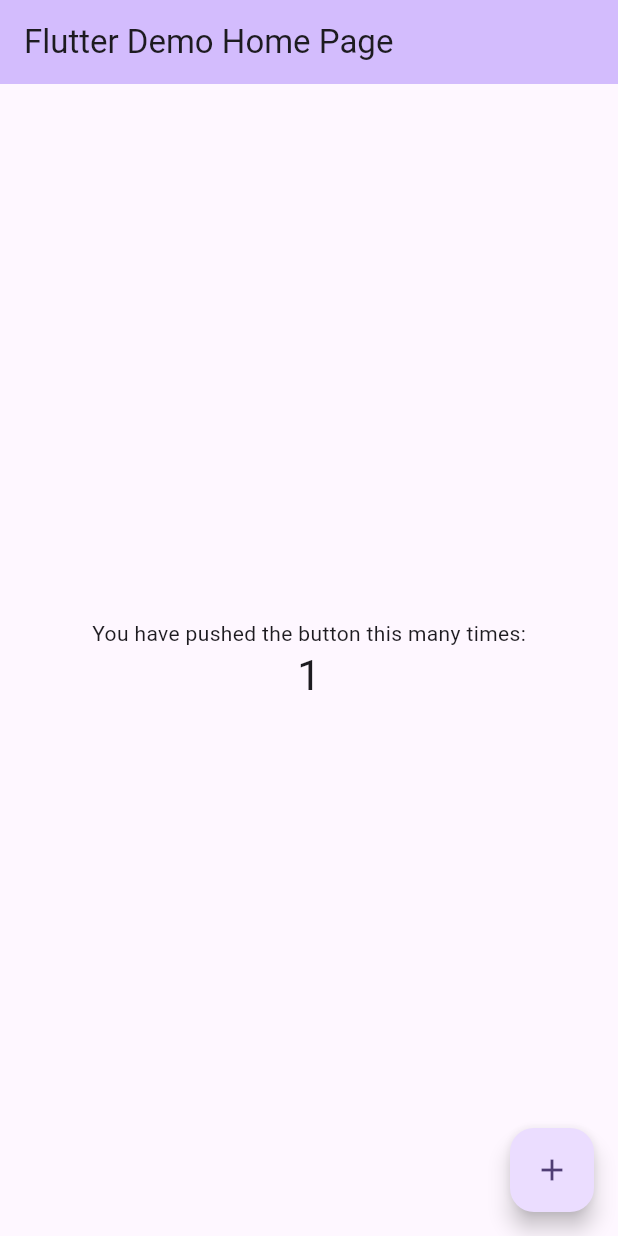
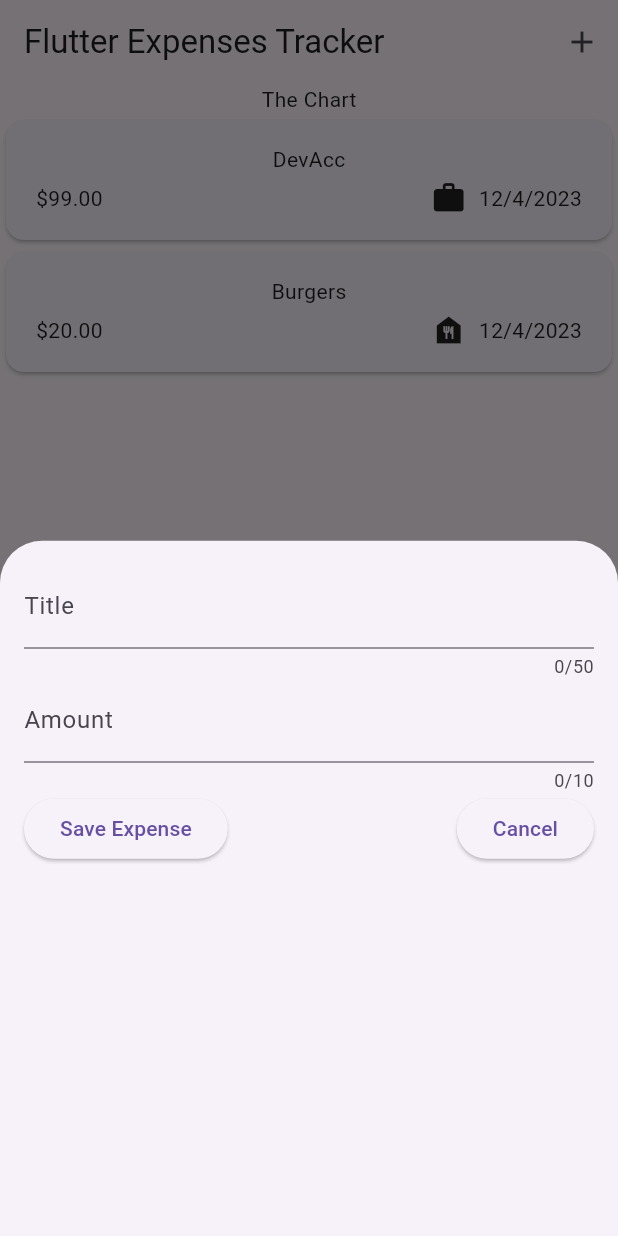
Before and after one commit to Moayad-H/E-xpenseTracker, a Flutter app: the screen it shows after launch, after a tap on the "add" icon, on a phone screen of 412 x 824 dp. Run offline on Flutter 3.47's test engine with Material 3 defaults, Android fonts, the phone set to English and light mode, and no system bars.

Commit message:
added cards with dummy data, and added appbar with action

```diff
--- a/tracker_app/lib/main.dart
+++ b/tracker_app/lib/main.dart
@@ -1,125 +1,9 @@
 import 'package:flutter/material.dart';
+import 'widgets/expenses.dart';
 
 void main() {
-  runApp(const MyApp());
+  runApp(MaterialApp(
+      theme: ThemeData(useMaterial3: true),
+      home: const Expenses() //Add main widget,
+      ));
 }
-
-class MyApp extends StatelessWidget {
-  const MyApp({super.key});
-
-  // This widget is the root of your application.
-  @override
-  Widget build(BuildContext context) {
-    return MaterialApp(
-      title: 'Flutter Demo',
-      theme: ThemeData(
-        // This is the theme of your application.
-        //
-        // TRY THIS: Try running your application with "flutter run". You'll see
-        // the application has a blue toolbar. Then, without quitting the app,
-        // try changing the seedColor in the colorScheme below to Colors.green
-        // and then invoke "hot reload" (save your changes or press the "hot
-        // reload" button in a Flutter-supported IDE, or press "r" if you used
-        // the command line to start the app).
-        //
-        // Notice that the counter didn't reset back to zero; the application
-        // state is not lost during the reload. To reset the state, use hot
-        // restart instead.
-        //
-        // This works for code too, not just values: Most code changes can be
-        // tested with just a hot reload.
-        colorScheme: ColorScheme.fromSeed(seedColor: Colors.deepPurple),
-        useMaterial3: true,
-      ),
-      home: const MyHomePage(title: 'Flutter Demo Home Page'),
-    );
-  }
-}
-
-class MyHomePage extends StatefulWidget {
-  const MyHomePage({super.key, required this.title});
-
-  // This widget is the home page of your application. It is stateful, meaning
-  // that it has a State object (defined below) that contains fields that affect
-  // how it looks.
-
-  // This class is the configuration for the state. It holds the values (in this
-  // case the title) provided by the parent (in this case the App widget) and
-  // used by the build method of the State. Fields in a Widget subclass are
-  // always marked "final".
-
-  final String title;
-
-  @override
-  State<MyHomePage> createState() => _MyHomePageState();
-}
-
-class _MyHomePageState extends State<MyHomePage> {
-  int _counter = 0;
-
-  void _incrementCounter() {
-    setState(() {
-      // This call to setState tells the Flutter framework that something has
-      // changed in this State, which causes it to rerun the build method below
-      // so that the display can reflect the updated values. If we changed
-      // _counter without calling setState(), then the build method would not be
-      // called again, and so nothing would appear to happen.
-      _counter++;
-    });
-  }
-
-  @override
-  Widget build(BuildContext context) {
-    // This method is rerun every time setState is called, for instance as done
-    // by the _incrementCounter method above.
-    //
-    // The Flutter framework has been optimized to make rerunning build methods
-    // fast, so that you can just rebuild anything that needs updating rather
-    // than having to individually change instances of widgets.
-    return Scaffold(
-      appBar: AppBar(
-        // TRY THIS: Try changing the color here to a specific color (to
-        // Colors.amber, perhaps?) and trigger a hot reload to see the AppBar
-        // change color while the other colors stay the same.
-        backgroundColor: Theme.of(context).colorScheme.inversePrimary,
-        // Here we take the value from the MyHomePage object that was created by
-        // the App.build method, and use it to set our appbar title.
-        title: Text(widget.title),
-      ),
-      body: Center(
-        // Center is a layout widget. It takes a single child and positions it
-        // in the middle of the parent.
-        child: Column(
-          // Column is also a layout widget. It takes a list of children and
-          // arranges them vertically. By default, it sizes itself to fit its
-          // children horizontally, and tries to be as tall as its parent.
-          //
-          // Column has various properties to control how it sizes itself and
-          // how it positions its children. Here we use mainAxisAlignment to
-          // center the children vertically; the main axis here is the vertical
-          // axis because Columns are vertical (the cross axis would be
-          // horizontal).
-          //
-          // TRY THIS: Invoke "debug painting" (choose the "Toggle Debug Paint"
-          // action in the IDE, or press "p" in the console), to see the
-          // wireframe for each widget.
-          mainAxisAlignment: MainAxisAlignment.center,
-          children: <Widget>[
-            const Text(
-              'You have pushed the button this many times:',
-            ),
-            Text(
-              '$_counter',
-              style: Theme.of(context).textTheme.headlineMedium,
-            ),
-          ],
-        ),
-      ),
-      floatingActionButton: FloatingActionButton(
-        onPressed: _incrementCounter,
-        tooltip: 'Increment',
-        child: const Icon(Icons.add),
-      ), // This trailing comma makes auto-formatting nicer for build methods.
-    );
-  }
-}
--- /dev/null
+++ b/tracker_app/lib/models/expense.dart
@@ -0,0 +1,33 @@
+import 'package:flutter/material.dart';
+import 'package:uuid/uuid.dart';
+import 'package:intl/intl.dart';
+
+const uuid = Uuid();
+final formatter = DateFormat.yMd();
+
+enum Category { food, travel, leisure, work }
+
+const categoryIcons = {
+  Category.work: Icons.work,
+  Category.food: Icons.food_bank_sharp,
+  Category.leisure: Icons.movie_creation_rounded,
+  Category.travel: Icons.flight_takeoff
+};
+
+class Expense {
+  Expense(
+      {required this.amount,
+      required this.dateTime,
+      required this.title,
+      required this.category})
+      : id = uuid.v4();
+
+  final String id;
+  final String title;
+  final double amount;
+  final DateTime dateTime;
+  final Category category;
+  String get formattedDate {
+    return formatter.format(dateTime);
+  }
+}
--- /dev/null
+++ b/tracker_app/lib/widgets/expenses.dart
@@ -0,0 +1,54 @@
+import 'package:flutter/material.dart';
+import 'package:tracker_app/widgets/expensesList/expenses_list.dart';
+import 'package:tracker_app/models/expense.dart';
+import 'package:tracker_app/widgets/new_expense/new_expense.dart';
+
+class Expenses extends StatefulWidget {
+  const Expenses({super.key});
+  @override
+  State<Expenses> createState() {
+    // TODO: implement createState
+    return _ExpensesState();
+  }
+}
+
+class _ExpensesState extends State<Expenses> {
+  final List<Expense> _registeredExpenses = [
+    Expense(
+        amount: 99,
+        dateTime: DateTime.now(),
+        title: 'DevAcc',
+        category: Category.work),
+    Expense(
+        amount: 20,
+        dateTime: DateTime.now(),
+        title: 'Burgers',
+        category: Category.food),
+  ];
+  void _openAddExpenseOverlay() {
+    showModalBottomSheet(
+      context: context,
+      builder: (ctx) => newExpense(),
+    );
+  }
+
+  @override
+  Widget build(BuildContext context) {
+    // TODO: implement build
+    return Scaffold(
+      appBar: AppBar(
+        title: const Text("Flutter Expenses Tracker"),
+        actions: [
+          IconButton(
+              onPressed: _openAddExpenseOverlay, icon: const Icon(Icons.add))
+        ],
+      ),
+      body: Column(
+        children: [
+          const Text('The Chart'),
+          Expanded(child: ExpensesList(expenses: _registeredExpenses)),
+        ],
+      ),
+    );
+  }
+}
--- /dev/null
+++ b/tracker_app/lib/widgets/expensesList/expense_item.dart
@@ -0,0 +1,40 @@
+import 'package:flutter/material.dart';
+import 'package:tracker_app/models/expense.dart';
+
+class ExpenseItem extends StatelessWidget {
+  const ExpenseItem({super.key, required this.expense});
+  final Expense expense;
+  @override
+  Widget build(BuildContext context) {
+    // TODO: implement build
+    return Card(
+      child: Padding(
+        padding: const EdgeInsets.symmetric(
+          horizontal: 20,
+          vertical: 16,
+        ),
+        child: Column(
+            // crossAxisAlignment: CrossAxisAlignment.start,
+            children: [
+              Text(expense.title),
+              const SizedBox(
+                height: 4,
+              ),
+              Row(
+                children: [
+                  Text('\$${expense.amount.toStringAsFixed(2)}'),
+                  const Spacer(),
+                  Row(
+                    children: [
+                      Icon(categoryIcons[expense.category]),
+                      const SizedBox(width: 8),
+                      Text(expense.formattedDate)
+                    ],
+                  ),
+                ],
+              )
+            ]),
+      ),
+    );
+  }
+}
--- /dev/null
+++ b/tracker_app/lib/widgets/expensesList/expenses_list.dart
@@ -0,0 +1,17 @@
+import 'package:flutter/material.dart';
+import 'package:tracker_app/models/expense.dart';
+import 'package:tracker_app/widgets/expensesList/expense_item.dart';
+
+class ExpensesList extends StatelessWidget {
+  const ExpensesList({super.key, required this.expenses});
+
+  final List<Expense> expenses;
+
+  @override
+  Widget build(BuildContext context) {
+    // TODO: implement build
+    return ListView.builder(
+        itemCount: expenses.length,
+        itemBuilder: (context, index) => ExpenseItem(expense: expenses[index]));
+  }
+}
--- /dev/null
+++ b/tracker_app/lib/widgets/new_expense/new_expense.dart
@@ -0,0 +1,68 @@
+import 'package:flutter/material.dart';
+
+class newExpense extends StatefulWidget {
+  newExpense({super.key});
+  @override
+  State<newExpense> createState() {
+    // TODO: implement createState
+    return _newExpense();
+  }
+}
+
+class _newExpense extends State<newExpense> {
+  final _titleController = TextEditingController();
+  final _amountController = TextEditingController();
+  @override
+  void dispose() {
+    _titleController.dispose();
+    _amountController.dispose();
+    super.dispose();
+  }
+/*
+  var _enteredTitle = '';
+  void _saveTitleInput(String inputValue) {
+    _enteredTitle = inputValue;
+  }
+*/
+
+  @override
+  Widget build(BuildContext context) {
+    // TODO: implement build
+    return Padding(
+      padding: const EdgeInsets.all(16.0),
+      child: Column(children: [
+        TextField(
+          //onChanged: _saveTitleInput,
+          controller: _titleController,
+          maxLength: 50,
+          keyboardType: TextInputType.text,
+          decoration: const InputDecoration(label: Text("Title")),
+        ),
+        TextField(
+          controller: _amountController,
+          maxLength: 10,
+          keyboardType: TextInputType.number,
+          decoration:
+              const InputDecoration(prefix: Text('\$ '), label: Text("Amount")),
+        ),
+        //add textfield for amount of expense to be created
+        Row(
+          children: [
+            ElevatedButton(
+                onPressed: () {
+                  print(_titleController.text);
+                  print(_amountController.text);
+                },
+                child: const Text("Save Expense")),
+            const Spacer(),
+            ElevatedButton(
+                onPressed: () {
+                  Navigator.pop(context);
+                },
+                child: const Text('Cancel'))
+          ],
+        )
+      ]),
+    );
+  }
+}
--- a/tracker_app/pubspec.yaml
+++ b/tracker_app/pubspec.yaml
@@ -35,6 +35,8 @@ dependencies:
   # The following adds the Cupertino Icons font to your application.
   # Use with the CupertinoIcons class for iOS style icons.
   cupertino_icons: ^1.0.2
+  uuid: ^4.2.1
+  intl: ^0.18.1
 
 dev_dependencies:
   flutter_test:
```
Also changed, not shown: tracker_app/pubspec.lock.
